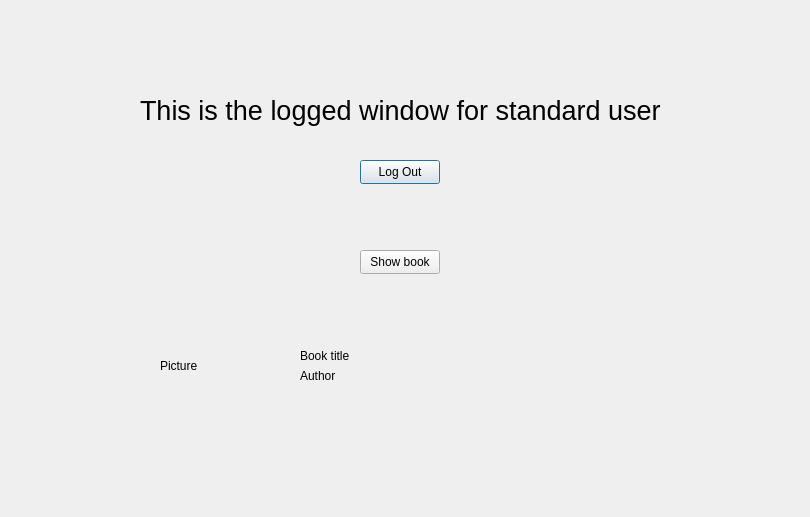
Above: LibraryApp/suclogin.ui from peterjmen/106.2_library_system before the change. Below: the same form after it.
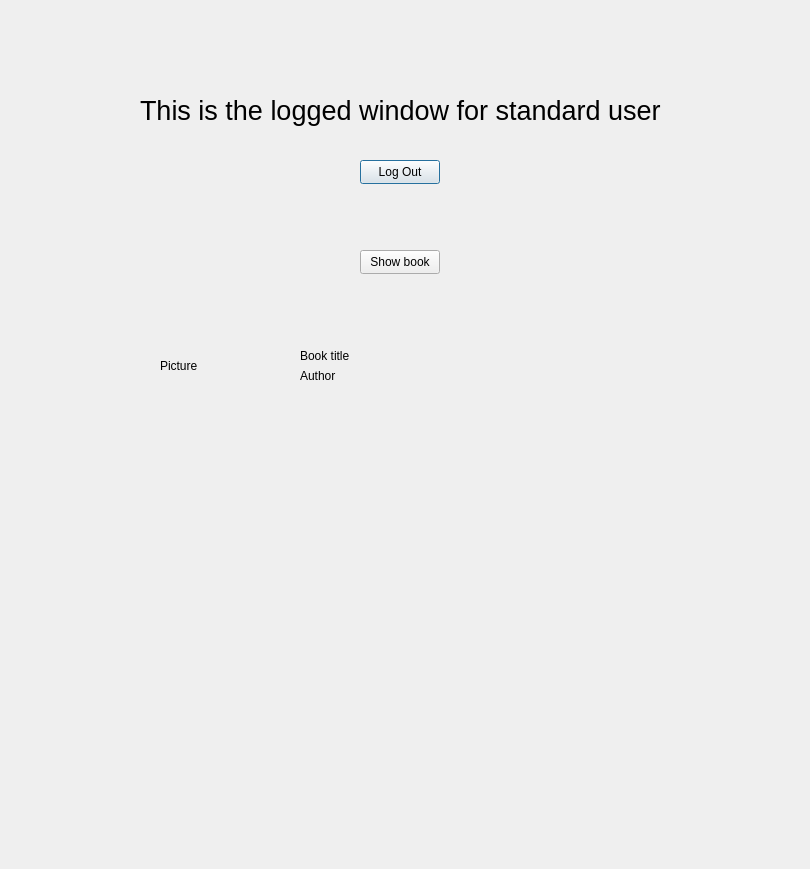
That is the form after the change.

The edit to the form file:
```diff
--- a/LibraryApp/suclogin.ui
+++ b/LibraryApp/suclogin.ui
@@ -7,7 +7,7 @@
     <x>0</x>
     <y>0</y>
     <width>810</width>
-    <height>517</height>
+    <height>869</height>
    </rect>
   </property>
   <property name="windowTitle">
```
